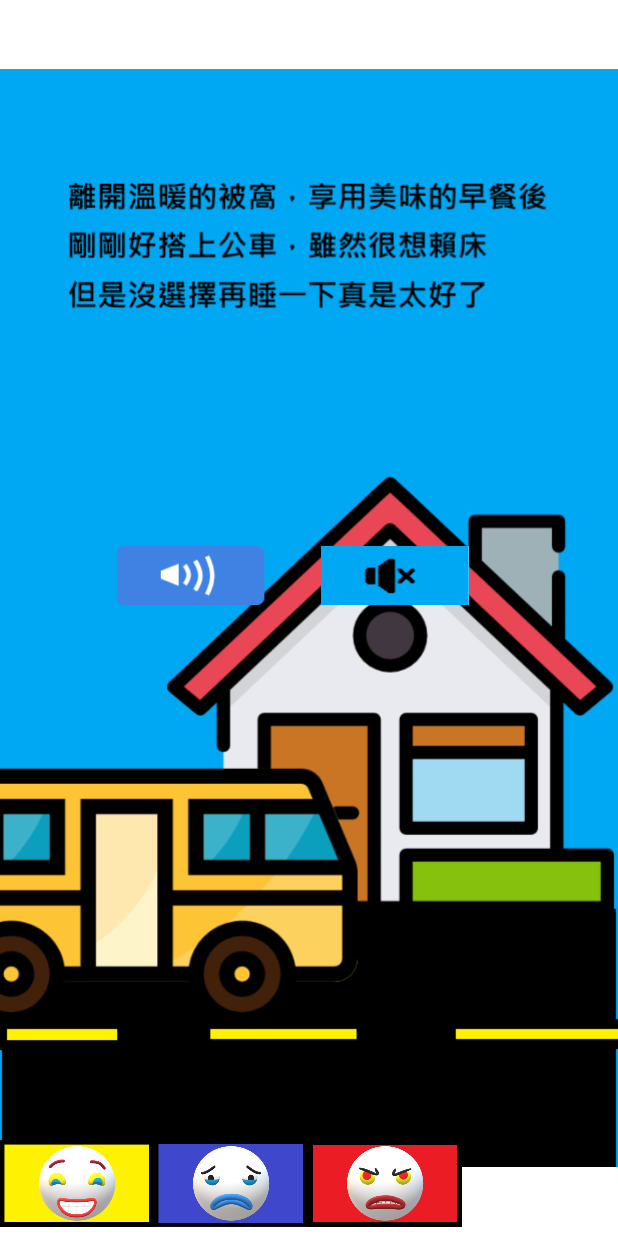
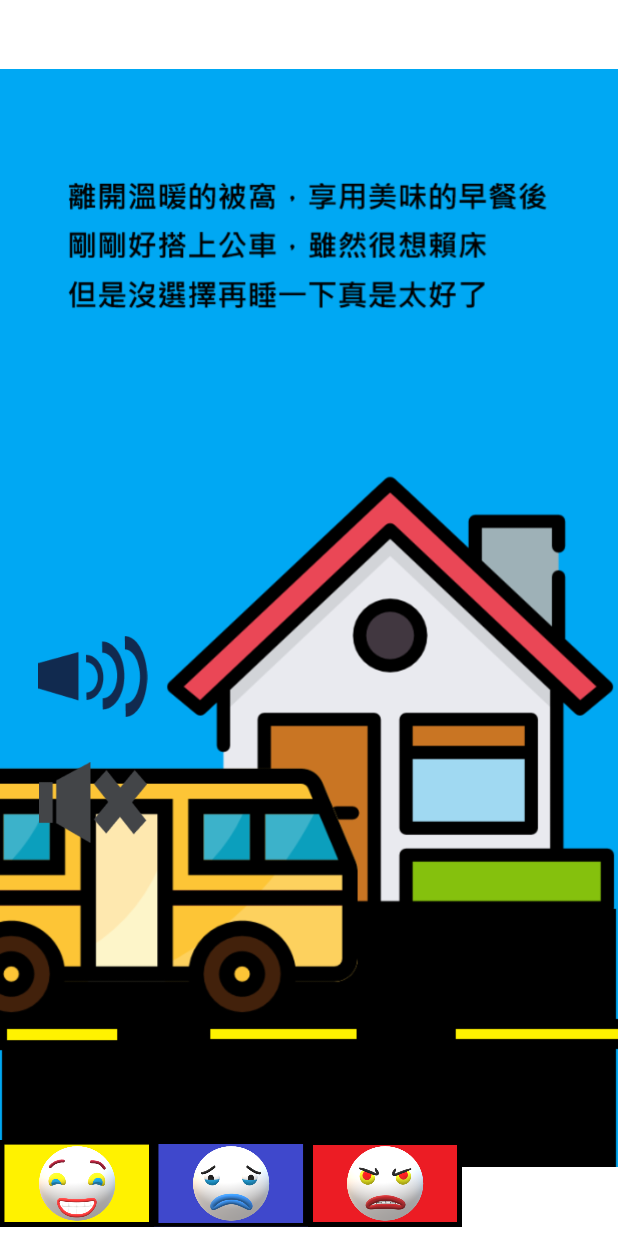
Before and after one commit to s1071492/Project0609, an Android app: the GamePage2 screen opened directly, with no data from a screen before it, on a phone screen of 412 x 824 dp. Run offline under Robolectric (Android 15) with nearby library versions, the light colour scheme and no system bars; 1 statement that could not run was skipped.

Commit message:
0930美工圖

```diff
--- a/app/src/main/java/com/example/project/GamePage2.kt
+++ b/app/src/main/java/com/example/project/GamePage2.kt
@@ -16,10 +16,6 @@ import kotlinx.android.synthetic.main.activity_game_page2.*
 
 @GlideModule
 public final class MyAppGlideModule : AppGlideModule()
-
-
-
-
 class GamePage2 : AppCompatActivity(),View.OnClickListener {
 
 
@@ -173,7 +169,6 @@ class GamePage2 : AppCompatActivity(),View.OnClickListener {
         }else if(v.id.equals(R.id.imgplay3)){
             mper.pause()
         }
-
     }
     override fun onDestroy() {
         super.onDestroy()
--- a/app/src/main/res/layout/activity_game_page1.xml
+++ b/app/src/main/res/layout/activity_game_page1.xml
@@ -23,10 +23,10 @@
         android:id="@+id/imgplay2"
         android:layout_width="92dp"
         android:layout_height="54dp"
-        android:layout_marginTop="344dp"
+        android:layout_marginTop="516dp"
         android:onClick="StartPlay"
         app:layout_constraintEnd_toEndOf="parent"
-        app:layout_constraintHorizontal_bias="0.658"
+        app:layout_constraintHorizontal_bias="0.05"
         app:layout_constraintStart_toStartOf="parent"
         app:layout_constraintTop_toTopOf="@+id/guideline2"
         app:srcCompat="@drawable/nosound" />
@@ -35,10 +35,10 @@
         android:id="@+id/imgplay1"
         android:layout_width="92dp"
         android:layout_height="54dp"
-        android:layout_marginTop="344dp"
+        android:layout_marginTop="436dp"
         android:onClick="StartPlay"
         app:layout_constraintEnd_toEndOf="parent"
-        app:layout_constraintHorizontal_bias="0.203"
+        app:layout_constraintHorizontal_bias="0.05"
         app:layout_constraintStart_toStartOf="parent"
         app:layout_constraintTop_toTopOf="@+id/guideline2"
         app:srcCompat="@drawable/play" />
--- a/app/src/main/res/layout/activity_game_page2.xml
+++ b/app/src/main/res/layout/activity_game_page2.xml
@@ -40,23 +40,12 @@
         app:layout_constraintVertical_bias="1.0"
         app:srcCompat="@drawable/gamepage2" />
 
-    <ImageView
-        android:id="@+id/imgplay3"
-        android:layout_width="100dp"
-        android:layout_height="39dp"
-        android:layout_marginTop="364dp"
-        android:onClick="StartPlay"
-        app:layout_constraintEnd_toEndOf="parent"
-        app:layout_constraintHorizontal_bias="0.684"
-        app:layout_constraintStart_toStartOf="parent"
-        app:layout_constraintTop_toTopOf="@+id/guideline3"
-        app:srcCompat="@drawable/nosound" />
 
     <androidx.gridlayout.widget.GridLayout
         android:id="@+id/gridLayout"
         android:layout_width="match_parent"
         android:layout_height="wrap_content"
-        app:columnCount="4"
+        app:columnCount="3"
         app:layout_constraintBottom_toTopOf="@+id/guideline5"
         app:layout_constraintEnd_toEndOf="parent"
         app:layout_constraintStart_toStartOf="parent"
@@ -87,13 +76,25 @@
     </androidx.gridlayout.widget.GridLayout>
 
     <ImageView
-        android:id="@+id/imgplay"
-        android:layout_width="100dp"
-        android:layout_height="39dp"
-        android:layout_marginTop="364dp"
+        android:id="@+id/imgplay3"
+        android:layout_width="92dp"
+        android:layout_height="54dp"
+        android:layout_marginTop="508dp"
         android:onClick="StartPlay"
         app:layout_constraintEnd_toEndOf="parent"
-        app:layout_constraintHorizontal_bias="0.247"
+        app:layout_constraintHorizontal_bias="0.05"
+        app:layout_constraintStart_toStartOf="parent"
+        app:layout_constraintTop_toTopOf="@+id/guideline3"
+        app:srcCompat="@drawable/nosound" />
+
+    <ImageView
+        android:id="@+id/imgplay"
+        android:layout_width="92dp"
+        android:layout_height="54dp"
+        android:layout_marginTop="424dp"
+        android:onClick="StartPlay"
+        app:layout_constraintEnd_toEndOf="parent"
+        app:layout_constraintHorizontal_bias="0.05"
         app:layout_constraintStart_toStartOf="parent"
         app:layout_constraintTop_toTopOf="@+id/guideline3"
         app:srcCompat="@drawable/play" />
@@ -103,7 +104,7 @@
         android:layout_width="wrap_content"
         android:layout_height="wrap_content"
         android:orientation="horizontal"
-        app:layout_constraintGuide_percent="0.0" />
+        app:layout_constraintGuide_begin="0dp" />
 
     <androidx.constraintlayout.widget.Guideline
         android:id="@+id/guideline5"
```
Also changed, not shown: app/src/main/res/drawable/game2page1.png, app/src/main/res/drawable/game2page3.png, app/src/main/res/drawable/game2page7.png, app/src/main/res/drawable/gamepage1.png, app/src/main/res/drawable/gamepage3.png, app/src/main/res/drawable/gamepage3_1.png, app/src/main/res/drawable/gamepage7.png, app/src/main/res/drawable/nosound.png, app/src/main/res/drawable/play.png.
